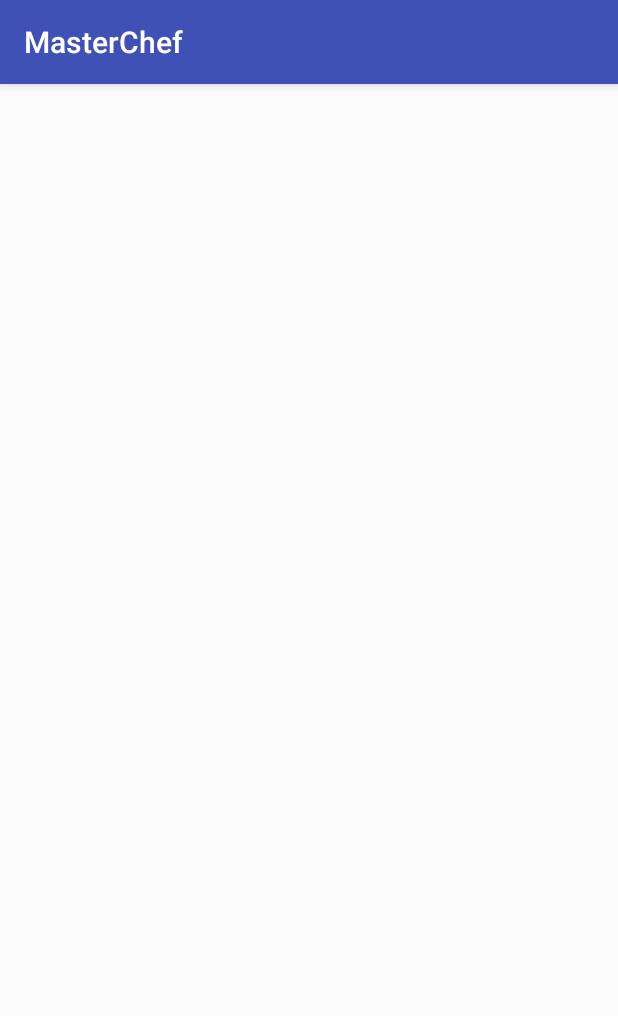
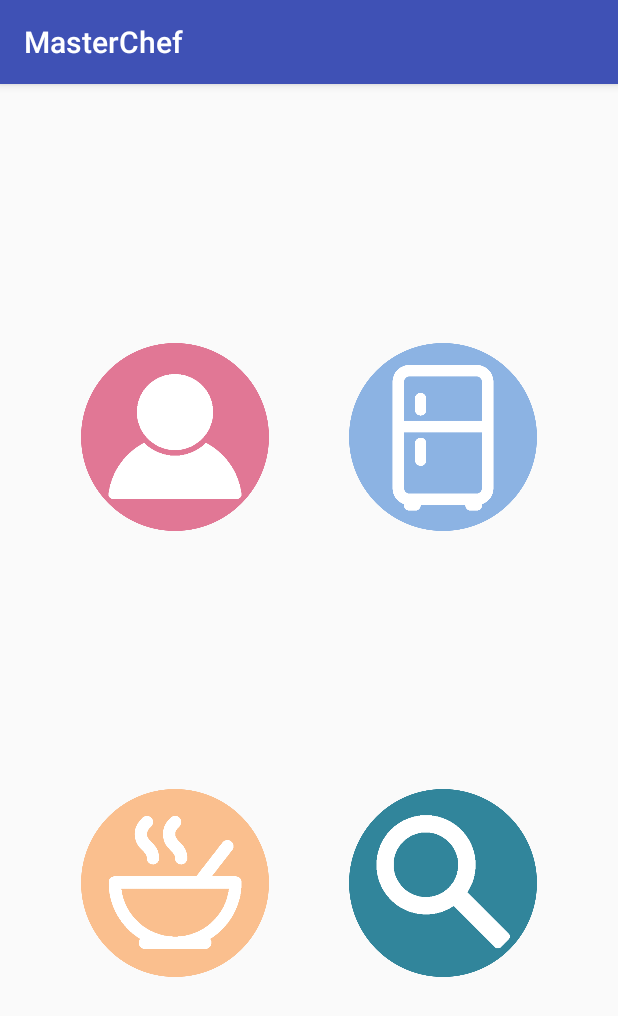
Before and after one commit to hillgiang/MasterChef, an Android app: the screen it shows after launch (MainActivity), on a phone screen of 412 x 824 dp. Shown: the top 1016 px of the screen. Run offline under Robolectric (Android 15) with nearby library versions, the phone set to English and light mode, and no system bars.

Commit message:
Main Activity

```diff
--- a/app/src/main/res/layout/activity_main.xml
+++ b/app/src/main/res/layout/activity_main.xml
@@ -4,6 +4,47 @@
     xmlns:tools="http://schemas.android.com/tools"
     android:layout_width="match_parent"
     android:layout_height="match_parent"
-    tools:context="com.project.cyim.masterchef.MainActivity">
+    tools:context="com.project.cyim.masterchef.MainActivity"
+    tools:layout_editor_absoluteY="81dp"
+    tools:layout_editor_absoluteX="0dp">
 
+    <ImageView
+        android:id="@+id/imageView"
+        android:layout_width="125dp"
+        android:layout_height="125dp"
+        app:srcCompat="@drawable/member"
+        app:layout_constraintLeft_toLeftOf="parent"
+        app:layout_constraintTop_toTopOf="parent"
+        app:layout_constraintRight_toLeftOf="@+id/imageView2"
+        app:layout_constraintBottom_toTopOf="@+id/imageView3" />
+
+    <ImageView
+        android:id="@+id/imageView2"
+        android:layout_width="125dp"
+        android:layout_height="125dp"
+        app:srcCompat="@drawable/fridge"
+        app:layout_constraintTop_toTopOf="parent"
+        app:layout_constraintRight_toRightOf="parent"
+        app:layout_constraintLeft_toRightOf="@+id/imageView"
+        app:layout_constraintBottom_toTopOf="@+id/imageView4" />
+
+    <ImageView
+        android:id="@+id/imageView3"
+        android:layout_width="125dp"
+        android:layout_height="125dp"
+        app:srcCompat="@drawable/foods"
+        app:layout_constraintLeft_toLeftOf="parent"
+        app:layout_constraintBottom_toBottomOf="parent"
+        app:layout_constraintRight_toLeftOf="@+id/imageView4"
+        app:layout_constraintTop_toBottomOf="@+id/imageView" />
+
+    <ImageView
+        android:id="@+id/imageView4"
+        android:layout_width="125dp"
+        android:layout_height="125dp"
+        app:srcCompat="@drawable/search"
+        app:layout_constraintRight_toRightOf="parent"
+        app:layout_constraintBottom_toBottomOf="parent"
+        app:layout_constraintLeft_toRightOf="@+id/imageView3"
+        app:layout_constraintTop_toBottomOf="@+id/imageView2" />
 </android.support.constraint.ConstraintLayout>
```
Also changed, not shown: app/src/main/res/drawable/foods.png (added), app/src/main/res/drawable/fridge.png (added), app/src/main/res/drawable/member.png (added), app/src/main/res/drawable/search.png (added).
